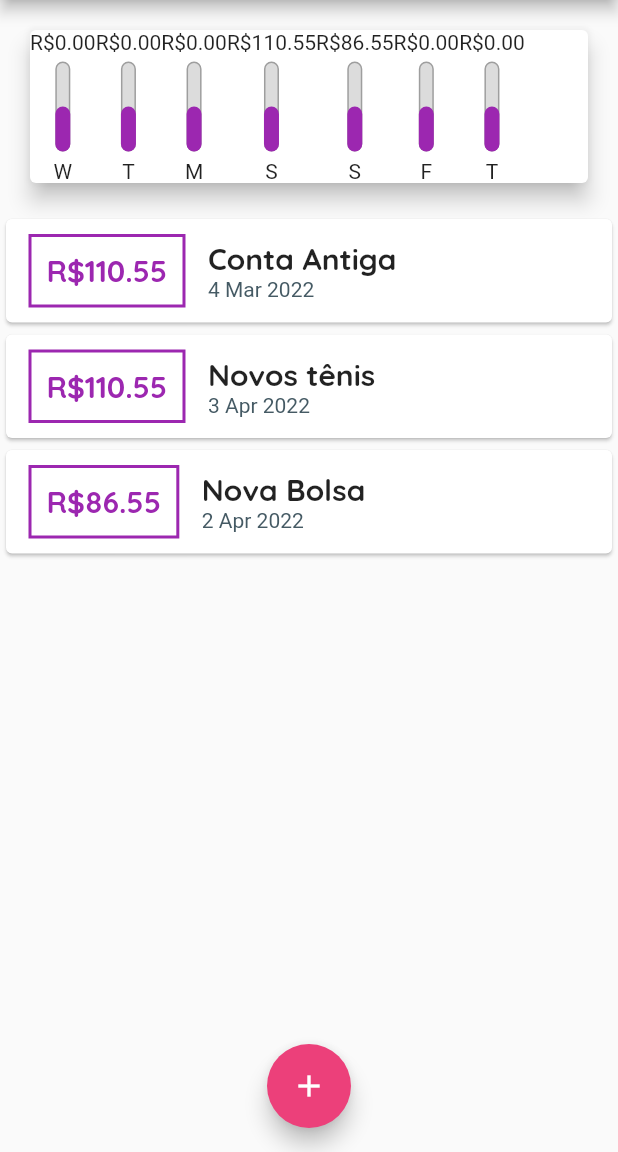
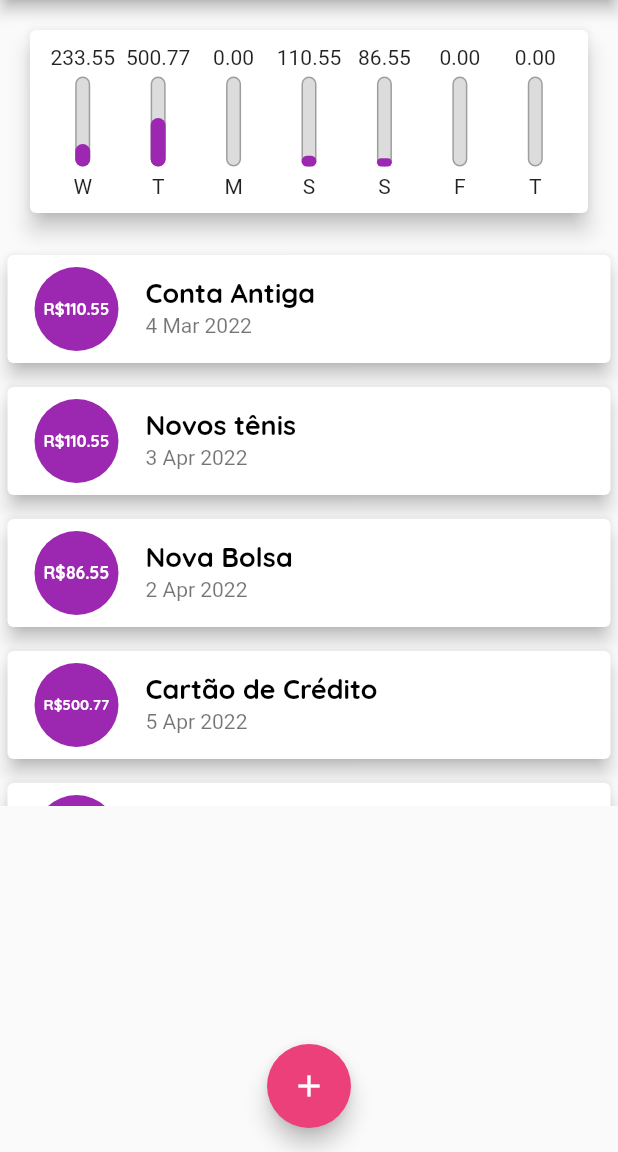
Before and after one commit to MargaridaGomes20/projeto-gddpi, a Flutter app: the screen it shows after launch, on a phone screen of 412 x 824 dp, the part 84-1236 px from its top. Run offline on Flutter 3.47's test engine with Material 2 defaults, Android fonts, the phone set to English and light mode, and no system bars.

Commit message:
atualizando projeto, lista com nova personalização

```diff
--- a/despesaspessoais/lib/components/chart.dart
+++ b/despesaspessoais/lib/components/chart.dart
@@ -31,20 +31,32 @@ class Chart extends StatelessWidget {
     });
   }
 
+  double get _weekTotalValue {
+    return groupedTransactions.fold(0.0, (sum, tr) {
+      return sum + (tr['value'] as double);
+    });
+  }
+
   @override
   Widget build(BuildContext context) {
-    groupedTransactions;
     return Card(
       elevation: 6,
       margin: EdgeInsets.all(20),
+      child: Padding(
+        padding: const EdgeInsets.all(10),
         child: Row(
+          mainAxisAlignment: MainAxisAlignment.spaceAround,
           children: groupedTransactions.map((tr) {
-          return ChartBar(
+            return Flexible(
+              fit: FlexFit.tight,
+              child: ChartBar(
                 label: tr['day'].toString(),
                 value: (tr['value'] as double),
-            percentage: 0.5,
+                percentage: (tr['value'] as double) / _weekTotalValue,
+              ),
             );
           }).toList(),
+        ),
       ),
     );
   }
--- a/despesaspessoais/lib/components/chart_bar.dart
+++ b/despesaspessoais/lib/components/chart_bar.dart
@@ -15,7 +15,7 @@ class ChartBar extends StatelessWidget {
     return Column(
       crossAxisAlignment: CrossAxisAlignment.center,
       children: <Widget>[
-        Text('R\$${value.toStringAsFixed(2)}'),
+        FittedBox(child: Text('${value.toStringAsFixed(2)}')),
         SizedBox(height: 5),
         Container(
           height: 60,
--- a/despesaspessoais/lib/components/transaction_list.dart
+++ b/despesaspessoais/lib/components/transaction_list.dart
@@ -9,7 +9,7 @@ class TransactionList extends StatelessWidget {
   @override
   Widget build(BuildContext context) {
     return Container(
-      height: 300,
+      height: 375,
       child: transactions.isEmpty
           ? Column(
               children: <Widget>[
@@ -37,47 +37,32 @@ class TransactionList extends StatelessWidget {
               itemBuilder: (ctx, index) {
                 final tr = transactions[index];
                 return Card(
-                  child: Row(
-                    children: <Widget>[
-                      Container(
-                        margin:
-                            EdgeInsets.symmetric(horizontal: 15, vertical: 10),
-                        decoration: BoxDecoration(
-                            border: Border.all(
-                          color: Theme.of(context).colorScheme.primary,
-                          width: 2,
-                        )),
-                        padding: EdgeInsets.all(10),
-                        child: Text(
-                          'R\$${tr.value.toStringAsFixed(2)}',
-                          style: TextStyle(
-                            fontWeight: FontWeight.bold,
-                            fontSize: 20,
-                            fontFamily: 'Quicksand',
-                            color: Theme.of(context).colorScheme.primary,
+                  elevation: 5,
+                  margin: EdgeInsets.symmetric(
+                    vertical: 8,
+                    horizontal: 5,
+                  ),
+                  child: ListTile(
+                    leading: CircleAvatar(
+                      backgroundColor: Theme.of(context).colorScheme.primary,
+                      radius: 30,
+                      child: Padding(
+                        padding: const EdgeInsets.all(8),
+                        child: FittedBox(
+                          child: Text(
+                            'R\$${tr.value}',
+                            style: Theme.of(context).textTheme.headline5,
                           ),
                         ),
                       ),
-                      Column(
-                        crossAxisAlignment: CrossAxisAlignment.start,
-                        children: <Widget>[
-                          Text(
-                            tr.title,
-                            style: TextStyle(
-                              fontSize: 20,
-                              fontWeight: FontWeight.bold,
-                              fontFamily: 'Quicksand',
-                            ),
-                          ),
-                          Text(
-                            DateFormat('d MMM y').format(tr.date),
-                            style: TextStyle(
-                              color: Colors.blueGrey[700],
-                            ),
-                          ),
-                        ],
-                      ),
-                    ],
+                    ),
+                    title: Text(
+                      tr.title,
+                      style: Theme.of(context).textTheme.headline6,
+                    ),
+                    subtitle: Text(
+                      DateFormat('d MMM y').format(tr.date),
+                    ),
                   ),
                 );
               },
--- a/despesaspessoais/lib/main.dart
+++ b/despesaspessoais/lib/main.dart
@@ -29,6 +29,12 @@ class ExpensesApp extends StatelessWidget {
             fontSize: 18,
             fontWeight: FontWeight.bold,
             color: Colors.black,
+          ),
+          headline5: TextStyle(
+            fontFamily: 'Quicksand',
+            fontSize: 18,
+            fontWeight: FontWeight.bold,
+            color: Colors.white,
           ),
         ),
         appBarTheme: AppBarTheme(
@@ -67,6 +73,18 @@ class _MyHomePageState extends State<MyHomePage> {
       title: 'Nova Bolsa',
       value: 86.55,
       date: DateTime.now().subtract(Duration(days: 4)),
+    ),
+    Transaction(
+      id: 't3',
+      title: 'Cartão de Crédito',
+      value: 500.77,
+      date: DateTime.now().subtract(Duration(days: 1)),
+    ),
+    Transaction(
+      id: 't4',
+      title: 'Supermercado',
+      value: 233.55,
+      date: DateTime.now().subtract(Duration(days: 0)),
     ),
   ];
 
```
Lines whose indentation alone changed are shown as unchanged.
